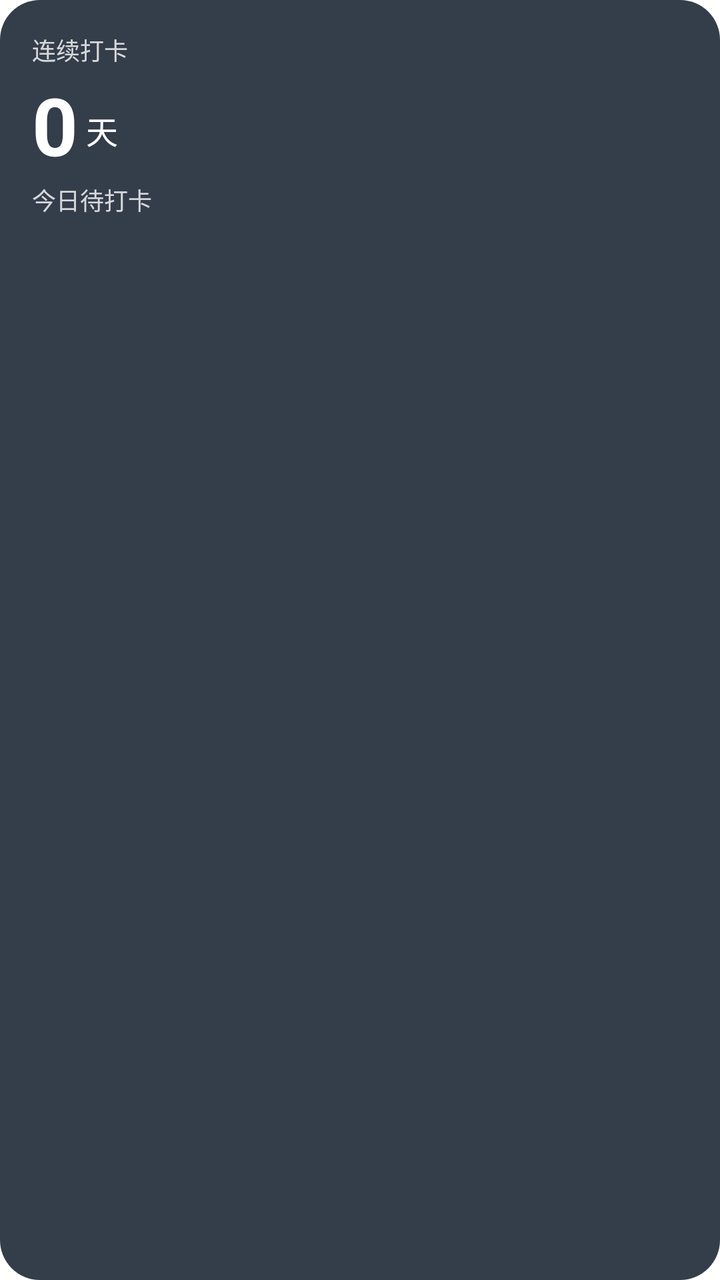
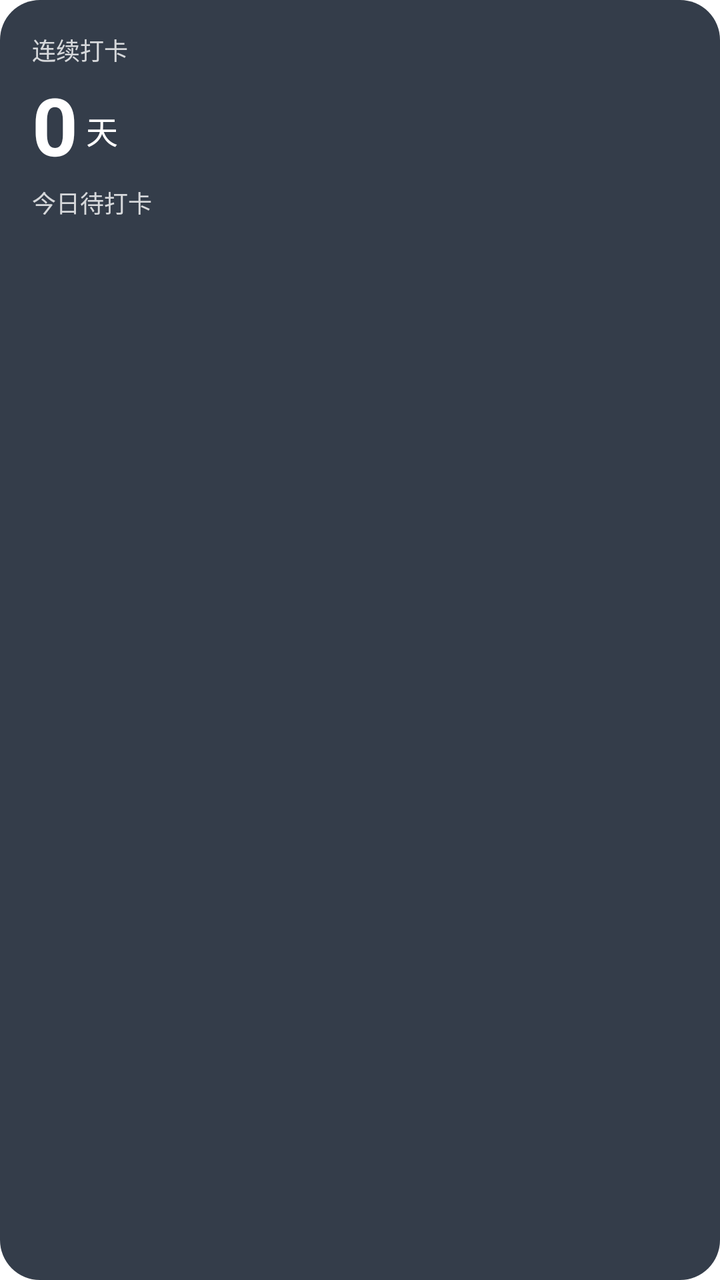

Two renders of the same Android screen: before a commit and after it. Below are the layout's source before the change and the commit's diff.
<!-- AndroidManifest.xml: fallback theme Theme.MaterialComponents.DayNight.NoActionBar -->
<!-- res/layout/checkin_widget.xml -->
<?xml version="1.0" encoding="utf-8"?>
<LinearLayout xmlns:android="http://schemas.android.com/apk/res/android"
    android:id="@+id/widget_root"
    android:layout_width="match_parent"
    android:layout_height="match_parent"
    android:background="@drawable/widget_background"
    android:orientation="vertical"
    android:padding="16dp">

    <TextView
        android:layout_width="wrap_content"
        android:layout_height="wrap_content"
        android:text="连续打卡"
        android:textColor="#CCFFFFFF"
        android:textSize="12sp" />

    <LinearLayout
        android:layout_width="wrap_content"
        android:layout_height="wrap_content"
        android:layout_marginTop="2dp"
        android:gravity="bottom"
        android:orientation="horizontal">

        <TextView
            android:id="@+id/widget_streak"
            android:layout_width="wrap_content"
            android:layout_height="wrap_content"
            android:text="0"
            android:textColor="#FFFFFF"
            android:textSize="40sp"
            android:textStyle="bold" />

        <TextView
            android:layout_width="wrap_content"
            android:layout_height="wrap_content"
            android:layout_marginBottom="6dp"
            android:layout_marginStart="4dp"
            android:text="天"
            android:textColor="#FFFFFF"
            android:textSize="16sp" />
    </LinearLayout>

    <TextView
        android:id="@+id/widget_status"
        android:layout_width="wrap_content"
        android:layout_height="wrap_content"
        android:layout_marginTop="2dp"
        android:text="今日待打卡"
        android:textColor="#CCFFFFFF"
        android:textSize="12sp" />
</LinearLayout>
<!-- resources referenced by this layout -->
<resources>
  <!-- drawable widget_background (drawable) -->
  <?xml version="1.0" encoding="utf-8"?>
  <shape xmlns:android="http://schemas.android.com/apk/res/android"
      android:shape="rectangle">
      <solid android:color="#E61F2937" />
      <corners android:radius="20dp" />
  </shape>
</resources>

<!-- the commit's change to res/layout/checkin_widget.xml (unified diff, before → after) -->
@@ -40,12 +40,30 @@
             android:textSize="16sp" />
     </LinearLayout>
 
-    <TextView
-        android:id="@+id/widget_status"
-        android:layout_width="wrap_content"
+    <LinearLayout
+        android:layout_width="match_parent"
         android:layout_height="wrap_content"
         android:layout_marginTop="2dp"
-        android:text="今日待打卡"
-        android:textColor="#CCFFFFFF"
-        android:textSize="12sp" />
+        android:gravity="center_vertical"
+        android:orientation="horizontal">
+
+        <TextView
+            android:id="@+id/widget_status"
+            android:layout_width="wrap_content"
+            android:layout_height="wrap_content"
+            android:text="今日待打卡"
+            android:textColor="#CCFFFFFF"
+            android:textSize="12sp" />
+
+        <TextView
+            android:id="@+id/widget_achievements"
+            android:layout_width="0dp"
+            android:layout_height="wrap_content"
+            android:layout_marginStart="8dp"
+            android:layout_weight="1"
+            android:gravity="end"
+            android:maxLines="1"
+            android:text=""
+            android:textSize="15sp" />
+    </LinearLayout>
 </LinearLayout>
